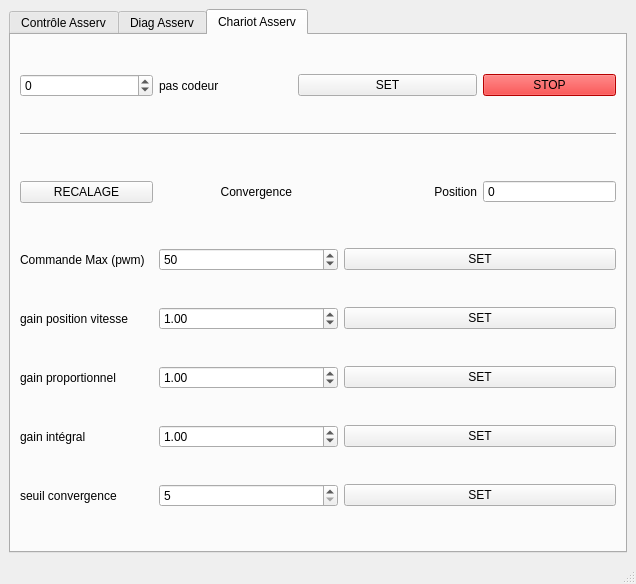
First picture: the form in PluginModules/Asserv/ihm_Asserv.ui, repository CRLG/LABOTBOX, before the edit.
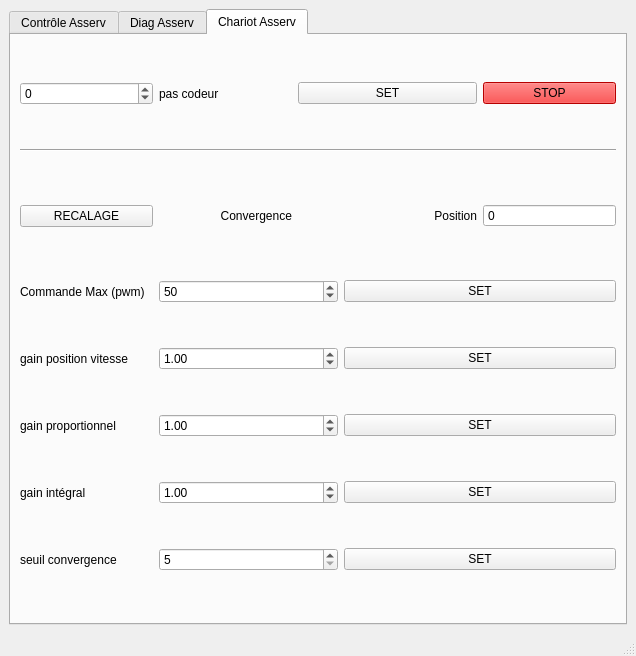
Second picture: the form after the edit. The open tabs and pages were chosen to show the change. Custom widgets are drawn as their Qt base class.

Commit message: Ajout de 4 paramètres EEPROM Asserv manquants

Patch:
```diff
--- a/PluginModules/Asserv/ihm_Asserv.ui
+++ b/PluginModules/Asserv/ihm_Asserv.ui
@@ -7,7 +7,7 @@
     <x>0</x>
     <y>0</y>
     <width>636</width>
-    <height>557</height>
+    <height>656</height>
    </rect>
   </property>
   <property name="minimumSize">
@@ -926,6 +926,15 @@
                </color>
               </brush>
              </colorrole>
+             <colorrole role="PlaceholderText">
+              <brush brushstyle="NoBrush">
+               <color alpha="128">
+                <red>0</red>
+                <green>0</green>
+                <blue>0</blue>
+               </color>
+              </brush>
+             </colorrole>
             </active>
             <inactive>
              <colorrole role="WindowText">
@@ -1063,6 +1072,15 @@
                </color>
               </brush>
              </colorrole>
+             <colorrole role="PlaceholderText">
+              <brush brushstyle="NoBrush">
+               <color alpha="128">
+                <red>0</red>
+                <green>0</green>
+                <blue>0</blue>
+               </color>
+              </brush>
+             </colorrole>
             </inactive>
             <disabled>
              <colorrole role="WindowText">
@@ -1200,6 +1218,15 @@
                </color>
               </brush>
              </colorrole>
+             <colorrole role="PlaceholderText">
+              <brush brushstyle="NoBrush">
+               <color alpha="128">
+                <red>0</red>
+                <green>0</green>
+                <blue>0</blue>
+               </color>
+              </brush>
+             </colorrole>
             </disabled>
            </palette>
           </property>
```
Left out of the diff: 13 changed lines with no effect on the pictures. The commit also changes 2 other files.
